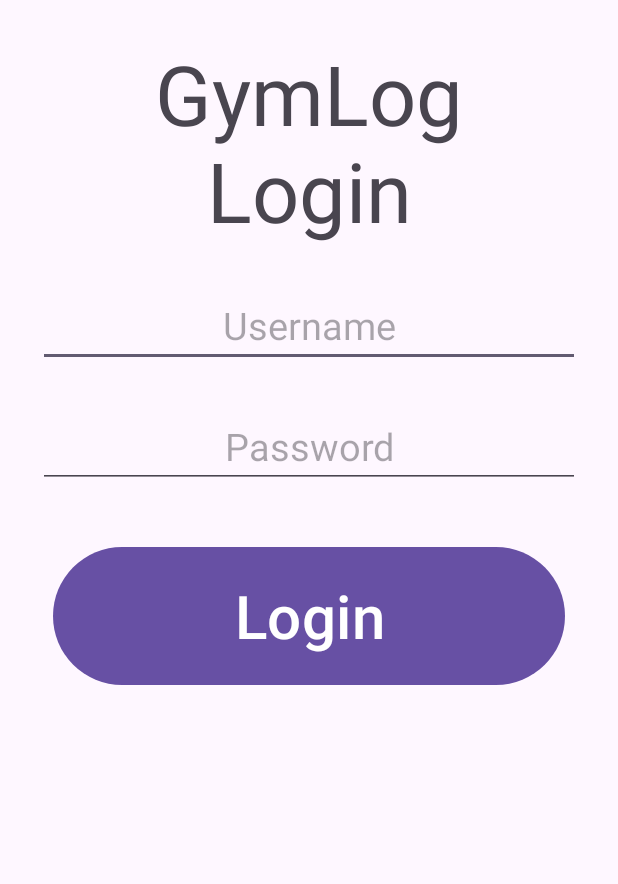
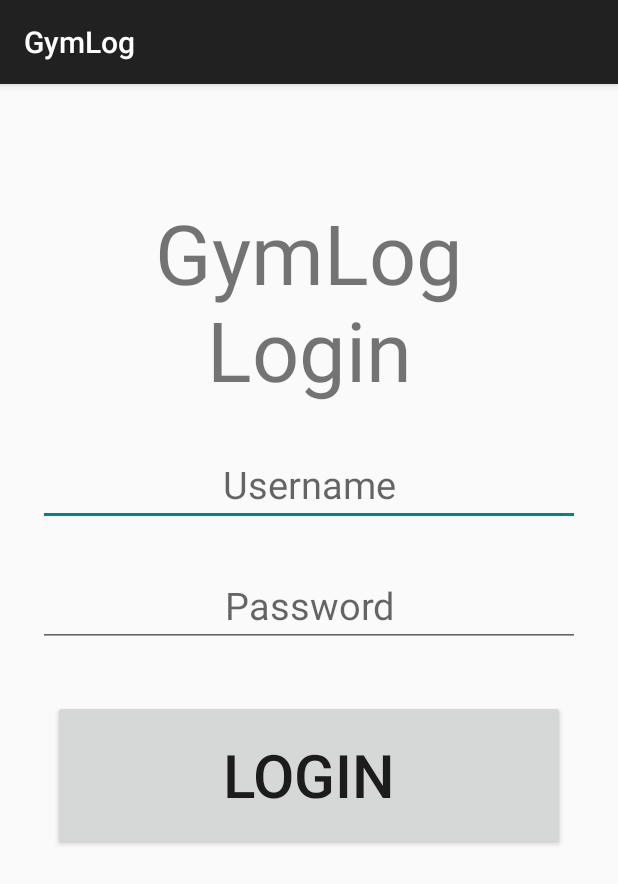
Before and after one commit to bevans34/GymLog, an Android app: the screen it shows after launch (LoginActivity), on a phone screen of 412 x 824 dp. Shown: the top 884 px of the screen. Run offline under Robolectric (Android 15) with nearby library versions, the phone set to English and light mode, and no system bars; our stand-ins replace Room's generated code.

Commit message:
Changed theme to Theme.AppCompat.DayNight.DarkActionBar

```diff
--- a/app/src/main/AndroidManifest.xml
+++ b/app/src/main/AndroidManifest.xml
@@ -10,7 +10,7 @@
         android:label="@string/app_name"
         android:roundIcon="@mipmap/ic_launcher_round"
         android:supportsRtl="true"
-        android:theme="@style/Theme.GymLog"
+        android:theme="@style/Theme.AppCompat.DayNight.DarkActionBar"
         tools:targetApi="31">
         <activity
             android:name=".LoginActivity"
--- a/app/src/main/res/layout/activity_login.xml
+++ b/app/src/main/res/layout/activity_login.xml
@@ -8,7 +8,7 @@
         android:id="@+id/titleLoginTextView"
         android:layout_width="match_parent"
         android:layout_height="wrap_content"
-        android:layout_margin="25dip"
+        android:layout_margin="75dip"
         android:layout_marginBottom="25dip"
         android:gravity="center"
         android:text="@string/gymlog_login"
--- a/app/src/main/res/layout/activity_main.xml
+++ b/app/src/main/res/layout/activity_main.xml
@@ -11,6 +11,7 @@
         android:id="@+id/logDisplayTextView"
         android:layout_width="390dp"
         android:layout_height="200dp"
+        android:layout_margin="75dip"
         android:layout_marginTop="16dip"
         android:padding="8dp"
         android:text="Hello World!"
```
